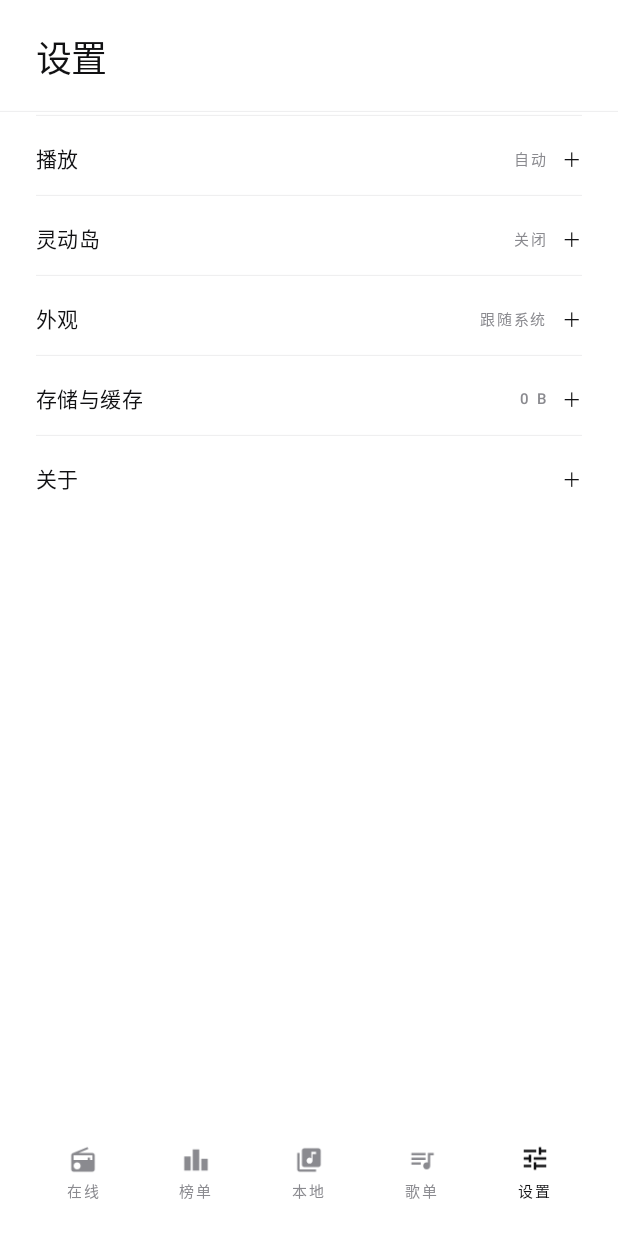
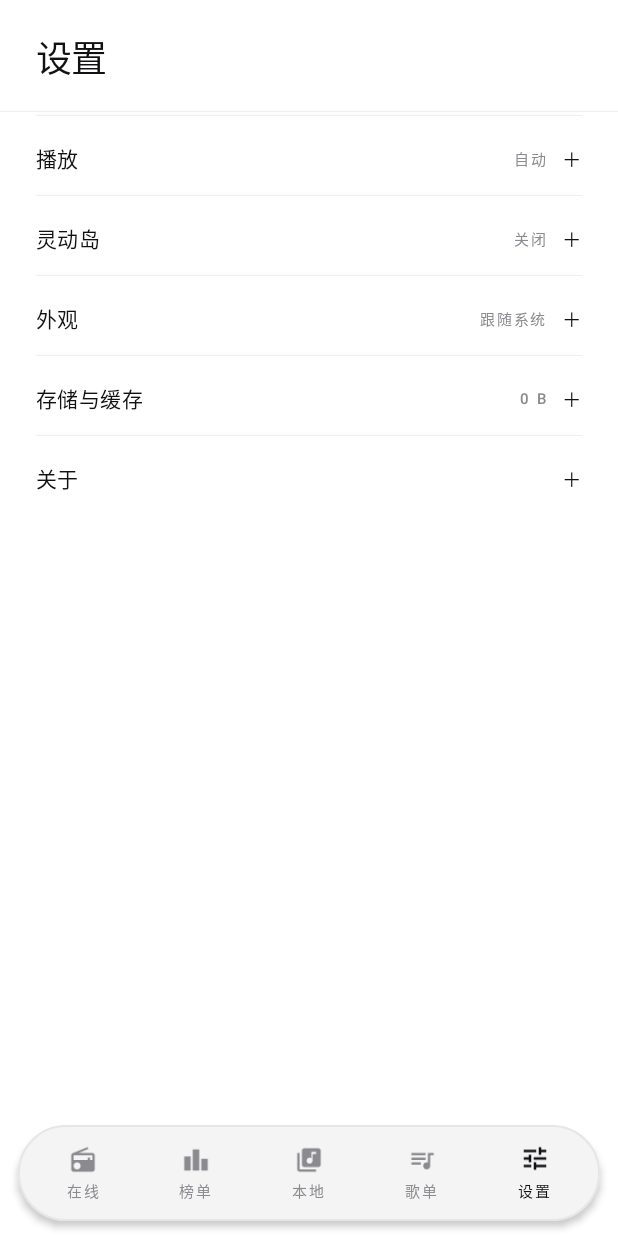
Before and after one commit to AMNB905/AM-music, an Android app built with Jetpack Compose: the SettingsScreen screen opened through its navigation route, on a phone screen of 412 x 824 dp. Run offline under Robolectric (Android 15) with nearby library versions, the phone set to English and light mode, and no system bars; pictures from the network do not load.

Commit message:
UI: 浮岛改为 surfaceContainer + 描边 + 轻投影，底部导航和背景不再糊成一片（0.6.65/78）

```diff
--- a/app/build.gradle.kts
+++ b/app/build.gradle.kts
@@ -29,8 +29,8 @@ android {
         // 故意对齐参考项目（targetSdk 34）：targetSdk 35/36 上 overlay 悬浮窗的触摸行为
         // 与 34 不同（真机上表现为「看得见但点不动」），先回到 34 验证再决定要不要升。
         targetSdk = 34
-        versionCode = 77
-        versionName = "0.6.64"
+        versionCode = 78
+        versionName = "0.6.65"
 
         buildConfigField("String", "UPDATE_REPO", "\"AMNB905/AM-music-releases\"")
         // 官方签名证书 SHA-256：下载来的包必须由这把钥匙签过才允许交给系统安装器
--- a/app/src/main/java/com/am/music/ui/AMMusicRoot.kt
+++ b/app/src/main/java/com/am/music/ui/AMMusicRoot.kt
@@ -42,7 +42,6 @@ import androidx.compose.material.icons.filled.Radio
 import androidx.compose.material.icons.filled.Tune
 import androidx.compose.material3.Icon
 import androidx.compose.material3.MaterialTheme
-import androidx.compose.material3.Surface
 import androidx.compose.material3.Text
 import androidx.compose.material3.TextButton
 import androidx.compose.runtime.Composable
@@ -77,6 +76,7 @@ import com.am.music.data.announce.AnnouncementFeed
 import com.am.music.data.island.IslandPrefs
 import com.am.music.data.update.UpdateInfo
 import com.am.music.data.update.UpdateVerdict
+import com.am.music.ui.components.FloatingIsland
 import com.am.music.ui.components.FloatingTabBar
 import com.am.music.ui.components.FloatingTabSpec
 import com.am.music.ui.components.UpdateDialog
@@ -432,10 +432,8 @@ fun AMMusicRoot(container: AppContainer) {
                     PreparingBar(title = pending.title)
                 }
                 if (hasMiniPlayer) {
-                    Surface(
+                    FloatingIsland(
                         shape = RoundedCornerShape(20.dp),
-                        color = MaterialTheme.colorScheme.surface,
-                        tonalElevation = 0.dp,
                         modifier = Modifier.fillMaxWidth(),
                     ) {
                         MiniPlayer(
--- a/app/src/main/java/com/am/music/ui/components/FloatingTabBar.kt
+++ b/app/src/main/java/com/am/music/ui/components/FloatingTabBar.kt
@@ -3,6 +3,7 @@ package com.am.music.ui.components
 import androidx.compose.animation.core.CubicBezierEasing
 import androidx.compose.animation.core.animateFloatAsState
 import androidx.compose.animation.core.tween
+import androidx.compose.foundation.BorderStroke
 import androidx.compose.foundation.clickable
 import androidx.compose.foundation.layout.Arrangement
 import androidx.compose.foundation.layout.Column
@@ -25,6 +26,7 @@ import androidx.compose.ui.Alignment
 import androidx.compose.ui.Modifier
 import androidx.compose.ui.draw.clip
 import androidx.compose.ui.graphics.graphicsLayer
+import androidx.compose.ui.graphics.Shape
 import androidx.compose.ui.graphics.vector.ImageVector
 import androidx.compose.ui.unit.dp
 
@@ -33,6 +35,32 @@ data class FloatingTabSpec(
     val icon: ImageVector,
     val label: String,
 )
+
+/**
+ * 浮岛的统一外观：比页面背景深一档的填充 + 一根发丝描边 + 极轻投影。
+ *
+ * 之前浮岛用的是 surface，和页面背景是同一个色值（浅色 Paper / 深色 NightInk），
+ * 于是胶囊和背景糊成一片，看不出边界在哪。现在改成 surfaceContainer（浅色 Fog / 深色 NightFog），
+ * 再补一根 outline 描边和 3dp 投影——浅色主题下是「白纸上一块浅灰」，深色主题下是
+ * 「墨黑上一块略亮」；阴影在深色下几乎看不见，边界靠描边兜住。
+ */
+@Composable
+fun FloatingIsland(
+    modifier: Modifier = Modifier,
+    shape: Shape = RoundedCornerShape(percent = 50),
+    content: @Composable () -> Unit,
+) {
+    Surface(
+        shape = shape,
+        color = MaterialTheme.colorScheme.surfaceContainer,
+        contentColor = MaterialTheme.colorScheme.onSurface,
+        tonalElevation = 0.dp,
+        shadowElevation = 3.dp,
+        border = BorderStroke(1.dp, MaterialTheme.colorScheme.outline),
+        modifier = modifier,
+        content = content,
+    )
+}
 
 /**
  * 浮岛式底部导航：一颗离底边、左右留白的胶囊，内容可以从它下面滚过去。
@@ -46,10 +74,7 @@ fun FloatingTabBar(
     items: List<FloatingTabSpec>,
     modifier: Modifier = Modifier,
 ) {
-    Surface(
-        shape = RoundedCornerShape(percent = 50),
-        color = MaterialTheme.colorScheme.surface,
-        tonalElevation = 0.dp,
+    FloatingIsland(
         modifier = modifier
             .fillMaxWidth()
             .height(64.dp),
```
